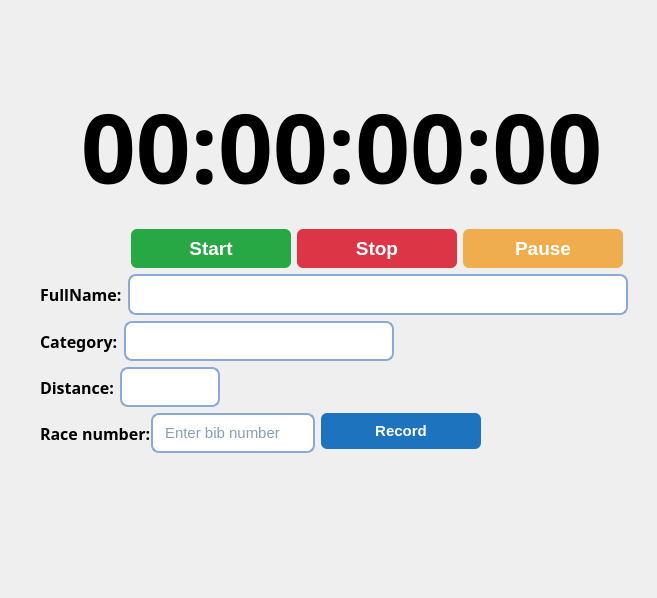
Before: the Qt Designer form features/raceTimerFrontPage/raceTimerUi.ui in MorlyBoyylanan/Fun_Run_Core_Application, drawn with Qt 5.
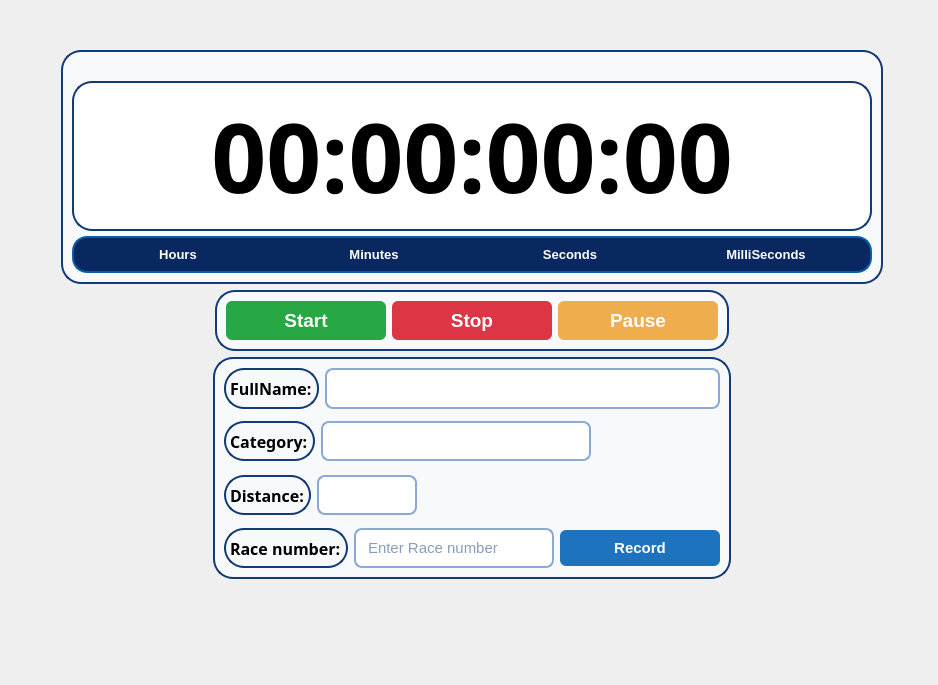
After: the same form once the commit is applied.

Patch:
```diff
--- a/features/raceTimerFrontPage/raceTimerUi.ui
+++ b/features/raceTimerFrontPage/raceTimerUi.ui
@@ -6,8 +6,8 @@
    <rect>
     <x>0</x>
     <y>0</y>
-    <width>657</width>
-    <height>598</height>
+    <width>938</width>
+    <height>685</height>
    </rect>
   </property>
   <property name="font">
@@ -31,28 +31,458 @@
     border: 2px solid #1E73BE;
 }</string>
   </property>
-  <widget class="QWidget" name="layoutWidget">
+  <widget class="QWidget" name="">
    <property name="geometry">
     <rect>
-     <x>30</x>
-     <y>20</y>
-     <width>613</width>
-     <height>433</height>
+     <x>11</x>
+     <y>50</y>
+     <width>922</width>
+     <height>579</height>
     </rect>
    </property>
    <layout class="QGridLayout" name="gridLayout">
-    <property name="leftMargin">
-     <number>10</number>
-    </property>
-    <property name="topMargin">
+    <property name="bottomMargin">
      <number>50</number>
     </property>
-    <property name="rightMargin">
-     <number>0</number>
-    </property>
-    <item row="2" column="0">
-     <layout class="QFormLayout" name="formLayout_4">
-      <item row="0" column="0" colspan="2">
+    <item row="0" column="0">
+     <layout class="QVBoxLayout" name="verticalLayout_5">
+      <item>
+       <layout class="QHBoxLayout" name="horizontalLayout_6">
+        <item>
+         <spacer name="horizontalSpacer_5">
+          <property name="orientation">
+           <enum>Qt::Horizontal</enum>
+          </property>
+          <property name="sizeHint" stdset="0">
+           <size>
+            <width>40</width>
+            <height>20</height>
+           </size>
+          </property>
+         </spacer>
+        </item>
+        <item>
+         <widget class="QFrame" name="frame_4">
+          <property name="maximumSize">
+           <size>
+            <width>1000</width>
+            <height>250</height>
+           </size>
+          </property>
+          <property name="styleSheet">
+           <string notr="true"> background-color: #F8F9FA;
+    border: 2px solid #123B78;
+    border-radius: 20px;</string>
+          </property>
+          <property name="frameShape">
+           <enum>QFrame::StyledPanel</enum>
+          </property>
+          <property name="frameShadow">
+           <enum>QFrame::Raised</enum>
+          </property>
+          <layout class="QVBoxLayout" name="verticalLayout_4">
+           <item>
+            <layout class="QVBoxLayout" name="verticalLayout">
+             <property name="spacing">
+              <number>25</number>
+             </property>
+             <item>
+              <widget class="QLabel" name="timerLabel">
+               <property name="sizePolicy">
+                <sizepolicy hsizetype="Minimum" vsizetype="Minimum">
+                 <horstretch>0</horstretch>
+                 <verstretch>0</verstretch>
+                </sizepolicy>
+               </property>
+               <property name="minimumSize">
+                <size>
+                 <width>800</width>
+                 <height>150</height>
+                </size>
+               </property>
+               <property name="maximumSize">
+                <size>
+                 <width>1000</width>
+                 <height>110</height>
+                </size>
+               </property>
+               <property name="font">
+                <font>
+                 <family>Arial Black</family>
+                 <pointsize>72</pointsize>
+                 <weight>75</weight>
+                 <bold>true</bold>
+                </font>
+               </property>
+               <property name="styleSheet">
+                <string notr="true">background-color: white</string>
+               </property>
+               <property name="text">
+                <string>00:00:00:00</string>
+               </property>
+               <property name="alignment">
+                <set>Qt::AlignCenter</set>
+               </property>
+               <property name="margin">
+                <number>10</number>
+               </property>
+              </widget>
+             </item>
+             <item>
+              <widget class="QFrame" name="frame_3">
+               <property name="maximumSize">
+                <size>
+                 <width>1000</width>
+                 <height>50</height>
+                </size>
+               </property>
+               <property name="font">
+                <font>
+                 <family>Arial</family>
+                 <pointsize>10</pointsize>
+                </font>
+               </property>
+               <property name="autoFillBackground">
+                <bool>false</bool>
+               </property>
+               <property name="styleSheet">
+                <string notr="true">QFrame {
+    background-color: #08285F;
+    border: 2px solid #0B5EA8;
+    border-radius: 15px;
+    color: white;
+}
+
+QLabel {
+    background-color: transparent;
+    color: white;
+    font-family: Arial;
+    font-weight: bold;
+    border: none;
+    border-radius: 0px;
+}
+
+QFrame[frameShape=&quot;5&quot;] {
+    color: #B8C7E0;
+}</string>
+               </property>
+               <property name="frameShape">
+                <enum>QFrame::StyledPanel</enum>
+               </property>
+               <property name="frameShadow">
+                <enum>QFrame::Raised</enum>
+               </property>
+               <layout class="QHBoxLayout" name="horizontalLayout_2">
+                <item>
+                 <widget class="QLabel" name="label_2">
+                  <property name="font">
+                   <font>
+                    <family>Arial</family>
+                    <pointsize>10</pointsize>
+                    <weight>75</weight>
+                    <bold>true</bold>
+                   </font>
+                  </property>
+                  <property name="layoutDirection">
+                   <enum>Qt::LeftToRight</enum>
+                  </property>
+                  <property name="text">
+                   <string>Hours</string>
+                  </property>
+                  <property name="alignment">
+                   <set>Qt::AlignCenter</set>
+                  </property>
+                 </widget>
+                </item>
+                <item>
+                 <widget class="QLabel" name="label_3">
+                  <property name="font">
+                   <font>
+                    <family>Arial</family>
+                    <pointsize>10</pointsize>
+                    <weight>75</weight>
+                    <bold>true</bold>
+                   </font>
+                  </property>
+                  <property name="text">
+                   <string>Minutes</string>
+                  </property>
+                  <property name="alignment">
+                   <set>Qt::AlignCenter</set>
+                  </property>
+                 </widget>
+                </item>
+                <item>
+                 <widget class="QLabel" name="label_4">
+                  <property name="font">
+                   <font>
+                    <family>Arial</family>
+                    <pointsize>10</pointsize>
+                    <weight>75</weight>
+                    <bold>true</bold>
+                   </font>
+                  </property>
+                  <property name="text">
+                   <string>Seconds</string>
+                  </property>
+                  <property name="alignment">
+                   <set>Qt::AlignCenter</set>
+                  </property>
+                 </widget>
+                </item>
+                <item>
+                 <widget class="QLabel" name="label_5">
+                  <property name="font">
+                   <font>
+                    <family>Arial</family>
+                    <pointsize>10</pointsize>
+                    <weight>75</weight>
+                    <bold>true</bold>
+                   </font>
+                  </property>
+                  <property name="text">
+                   <string>MilliSeconds</string>
+                  </property>
+                  <property name="alignment">
+                   <set>Qt::AlignCenter</set>
+                  </property>
+                 </widget>
+                </item>
+               </layout>
+              </widget>
+             </item>
+            </layout>
+           </item>
+          </layout>
+         </widget>
+        </item>
+        <item>
+         <spacer name="horizontalSpacer_6">
+          <property name="orientation">
+           <enum>Qt::Horizontal</enum>
+          </property>
+          <property name="sizeHint" stdset="0">
+           <size>
+            <width>40</width>
+            <height>20</height>
+           </size>
+          </property>
+         </spacer>
+        </item>
+       </layout>
+      </item>
+      <item>
+       <layout class="QHBoxLayout" name="horizontalLayout_4">
+        <item>
+         <spacer name="horizontalSpacer">
+          <property name="orientation">
+           <enum>Qt::Horizontal</enum>
+          </property>
+          <property name="sizeHint" stdset="0">
+           <size>
+            <width>40</width>
+            <height>20</height>
+           </size>
+          </property>
+         </spacer>
+        </item>
+        <item>
+         <widget class="QFrame" name="frame">
+          <property name="maximumSize">
+           <size>
+            <width>550</width>
+            <height>70</height>
+           </size>
+          </property>
+          <property name="styleSheet">
+           <string notr="true"> background-color: #F8F9FA;
+    border: 2px solid #123B78;
+    border-radius: 20px;</string>
+          </property>
+          <property name="frameShape">
+           <enum>QFrame::StyledPanel</enum>
+          </property>
+          <property name="frameShadow">
+           <enum>QFrame::Raised</enum>
+          </property>
+          <layout class="QVBoxLayout" name="verticalLayout_2">
+           <item>
+            <layout class="QHBoxLayout" name="horizontalLayout_3">
+             <item>
+              <widget class="QPushButton" name="startbtn">
+               <property name="maximumSize">
+                <size>
+                 <width>200</width>
+                 <height>16777215</height>
+                </size>
+               </property>
+               <property name="font">
+                <font>
+                 <family>Arial</family>
+                 <pointsize>14</pointsize>
+                 <weight>75</weight>
+                 <bold>true</bold>
+                </font>
+               </property>
+               <property name="styleSheet">
+                <string notr="true">QPushButton#startbtn {
+    background-color: #28A745;
+    color: white;
+    border: none;
+    border-radius: 6px;
+    padding: 8px 20px;
+	min-width: 120px;
+	min-height: 20px;
+    font-weight: bold;
+}
+
+QPushButton#startbtn:hover {
+    background-color: #218838;
+}
+</string>
+               </property>
+               <property name="text">
+                <string>Start</string>
+               </property>
+              </widget>
+             </item>
+             <item>
+              <widget class="QPushButton" name="stopbtn">
+               <property name="minimumSize">
+                <size>
+                 <width>160</width>
+                 <height>40</height>
+                </size>
+               </property>
+               <property name="maximumSize">
+                <size>
+                 <width>200</width>
+                 <height>16777215</height>
+                </size>
+               </property>
+               <property name="font">
+                <font>
+                 <family>Arial</family>
+                 <pointsize>14</pointsize>
+                 <weight>75</weight>
+                 <bold>true</bold>
+                </font>
+               </property>
+               <property name="styleSheet">
+                <string notr="true">QPushButton#stopbtn {
+    background-color: #DC3545;
+    color: white;
+    border: none;
+    border-radius: 6px;
+    padding: 8px 20px;
+  min-width: 120px;
+min-height: 20px;
+    font-weight: bold;
+}
+
+QPushButton#stopbtn:hover {
+    background-color: #C82333;
+}</string>
+               </property>
+               <property name="text">
+                <string>Stop</string>
+               </property>
+              </widget>
+             </item>
+             <item>
+              <widget class="QPushButton" name="pausebtn">
+               <property name="maximumSize">
+                <size>
+                 <width>200</width>
+                 <height>16777215</height>
+                </size>
+               </property>
+               <property name="font">
+                <font>
+                 <pointsize>14</pointsize>
+                 <weight>75</weight>
+                 <bold>true</bold>
+                </font>
+               </property>
+               <property name="styleSheet">
+                <string notr="true">QPushButton#pausebtn {
+    background-color: #F0AD4E;
+    color: white;
+    border: none;
+    border-radius: 6px;
+    padding: 8px 20px;
+  min-width: 120px;
+min-height: 20px;
+    font-weight: bold;
+}
+
+QPushButton#pausebtn:hover {
+    background-color: #EC971F;
+}</string>
+               </property>
+               <property name="text">
+                <string>Pause</string>
+               </property>
+              </widget>
+             </item>
+            </layout>
+           </item>
+          </layout>
+         </widget>
+        </item>
+        <item>
+         <spacer name="horizontalSpacer_2">
+          <property name="orientation">
+           <enum>Qt::Horizontal</enum>
+          </property>
+          <property name="sizeHint" stdset="0">
+           <size>
+            <width>40</width>
+            <height>20</height>
+           </size>
+          </property>
+         </spacer>
+        </item>
+       </layout>
+      </item>
+     </layout>
+    </item>
+    <item row="1" column="0">
+     <layout class="QHBoxLayout" name="horizontalLayout_5">
+      <item>
+       <spacer name="horizontalSpacer_3">
+        <property name="orientation">
+         <enum>Qt::Horizontal</enum>
+        </property>
+        <property name="sizeHint" stdset="0">
+         <size>
+          <width>40</width>
+          <height>20</height>
+         </size>
+        </property>
+       </spacer>
+      </item>
+      <item>
+       <widget class="QFrame" name="frame_2">
+        <property name="maximumSize">
+         <size>
+          <width>800</width>
+          <height>250</height>
+         </size>
+        </property>
+        <property name="styleSheet">
+         <string notr="true"> background-color: #F8F9FA;
+    border: 2px solid #123B78;
+    border-radius: 20px;</string>
+        </property>
+        <property name="frameShape">
+         <enum>QFrame::StyledPanel</enum>
+        </property>
+        <property name="frameShadow">
+         <enum>QFrame::Raised</enum>
+        </property>
+        <layout class="QVBoxLayout" name="verticalLayout_3">
+         <item>
        <layout class="QFormLayout" name="formLayout">
         <item row="0" column="0">
          <widget class="QLabel" name="FullNamelbl">
@@ -114,7 +544,7 @@
         </item>
        </layout>
       </item>
-      <item row="1" column="0" colspan="2">
+         <item>
        <layout class="QFormLayout" name="formLayout_2">
         <item row="0" column="0">
          <widget class="QLabel" name="categorylabel">
@@ -176,7 +606,7 @@
         </item>
        </layout>
       </item>
-      <item row="2" column="0">
+         <item>
        <layout class="QFormLayout" name="formLayout_3">
         <item row="0" column="0">
          <widget class="QLabel" name="distancelbl">
@@ -238,16 +668,13 @@
         </item>
        </layout>
       </item>
-      <item row="3" column="0">
-       <layout class="QHBoxLayout" name="horizontalLayout_2">
-        <property name="spacing">
-         <number>0</number>
-        </property>
+         <item>
+          <layout class="QHBoxLayout" name="horizontalLayout">
         <item>
          <widget class="QLabel" name="label">
           <property name="maximumSize">
            <size>
-            <width>1677215</width>
+               <width>200</width>
             <height>16777215</height>
            </size>
           </property>
@@ -268,13 +695,13 @@
          <widget class="QLineEdit" name="raceNumberLineedit">
           <property name="minimumSize">
            <size>
-            <width>150</width>
+               <width>200</width>
             <height>40</height>
            </size>
           </property>
           <property name="maximumSize">
            <size>
-            <width>200</width>
+               <width>300</width>
             <height>50</height>
            </size>
           </property>
@@ -303,13 +730,11 @@
 }</string>
           </property>
           <property name="placeholderText">
-           <string>Enter bib number</string>
+              <string>Enter Race number</string>
           </property>
          </widget>
         </item>
-       </layout>
-      </item>
-      <item row="3" column="1">
+           <item>
        <widget class="QPushButton" name="recordBtn">
         <property name="minimumSize">
          <size>
@@ -354,176 +779,21 @@
       </item>
      </layout>
     </item>
-    <item row="1" column="0">
-     <layout class="QHBoxLayout" name="horizontalLayout">
-      <property name="rightMargin">
-       <number>20</number>
-      </property>
+        </layout>
+       </widget>
+      </item>
       <item>
-       <spacer name="horizontalSpacer">
+       <spacer name="horizontalSpacer_4">
         <property name="orientation">
          <enum>Qt::Horizontal</enum>
         </property>
         <property name="sizeHint" stdset="0">
          <size>
-          <width>35</width>
-          <height>35</height>
+          <width>40</width>
+          <height>20</height>
          </size>
         </property>
        </spacer>
-      </item>
-      <item>
-       <layout class="QHBoxLayout" name="horizontalLayout_3">
-        <item>
-         <widget class="QPushButton" name="startbtn">
-          <property name="font">
-           <font>
-            <family>Arial</family>
-            <pointsize>14</pointsize>
-            <weight>75</weight>
-            <bold>true</bold>
-           </font>
-          </property>
-          <property name="styleSheet">
-           <string notr="true">QPushButton#startbtn {
-    background-color: #28A745;
-    color: white;
-    border: none;
-    border-radius: 6px;
-    padding: 8px 20px;
-	min-width: 120px;
-	min-height: 20px;
-    font-weight: bold;
-}
-
-QPushButton#startbtn:hover {
-    background-color: #218838;
-}
-</string>
-          </property>
-          <property name="text">
-           <string>Start</string>
-          </property>
-         </widget>
-        </item>
-        <item>
-         <widget class="QPushButton" name="stopbtn">
-          <property name="font">
-           <font>
-            <family>Arial</family>
-            <pointsize>14</pointsize>
-            <weight>75</weight>
-            <bold>true</bold>
-           </font>
-          </property>
-          <property name="styleSheet">
-           <string notr="true">QPushButton#stopbtn {
-    background-color: #DC3545;
-    color: white;
-    border: none;
-    border-radius: 6px;
-    padding: 8px 20px;
-  min-width: 120px;
-min-height: 20px;
-    font-weight: bold;
-}
-
-QPushButton#stopbtn:hover {
-    background-color: #C82333;
-}</string>
-          </property>
-          <property name="text">
-           <string>Stop</string>
-          </property>
-         </widget>
-        </item>
-        <item>
-         <widget class="QPushButton" name="pausebtn">
-          <property name="font">
-           <font>
-            <pointsize>14</pointsize>
-            <weight>75</weight>
-            <bold>true</bold>
-           </font>
-          </property>
-          <property name="styleSheet">
-           <string notr="true">QPushButton#pausebtn {
-    background-color: #F0AD4E;
-    color: white;
-    border: none;
-    border-radius: 6px;
-    padding: 8px 20px;
-  min-width: 120px;
-min-height: 20px;
-    font-weight: bold;
-}
-
-QPushButton#pausebtn:hover {
-    background-color: #EC971F;
-}</string>
-          </property>
-          <property name="text">
-           <string>Pause</string>
-          </property>
-         </widget>
-        </item>
-       </layout>
-      </item>
-     </layout>
-    </item>
-    <item row="0" column="0">
-     <layout class="QVBoxLayout" name="verticalLayout">
-      <item>
-       <widget class="QLabel" name="timerLabel">
-        <property name="sizePolicy">
-         <sizepolicy hsizetype="Minimum" vsizetype="Minimum">
-          <horstretch>0</horstretch>
-          <verstretch>0</verstretch>
-         </sizepolicy>
-        </property>
-        <property name="minimumSize">
-         <size>
-          <width>518</width>
-          <height>107</height>
-         </size>
-        </property>
-        <property name="font">
-         <font>
-          <family>Arial Black</family>
-          <pointsize>72</pointsize>
-          <weight>75</weight>
-          <bold>true</bold>
-         </font>
-        </property>
-        <property name="styleSheet">
-         <string notr="true"/>
-        </property>
-        <property name="text">
-         <string>00:00:00:00</string>
-        </property>
-        <property name="alignment">
-         <set>Qt::AlignCenter</set>
-        </property>
-        <property name="margin">
-         <number>10</number>
-        </property>
-       </widget>
-      </item>
-      <item>
-       <layout class="QHBoxLayout" name="horizontalLayout_4">
-        <property name="spacing">
-         <number>0</number>
-        </property>
-        <property name="leftMargin">
-         <number>50</number>
-        </property>
-        <property name="rightMargin">
-         <number>50</number>
-        </property>
-        <property name="bottomMargin">
-         <number>0</number>
-        </property>
-       </layout>
       </item>
      </layout>
     </item>
```
Lines whose indentation alone changed are shown as unchanged.
